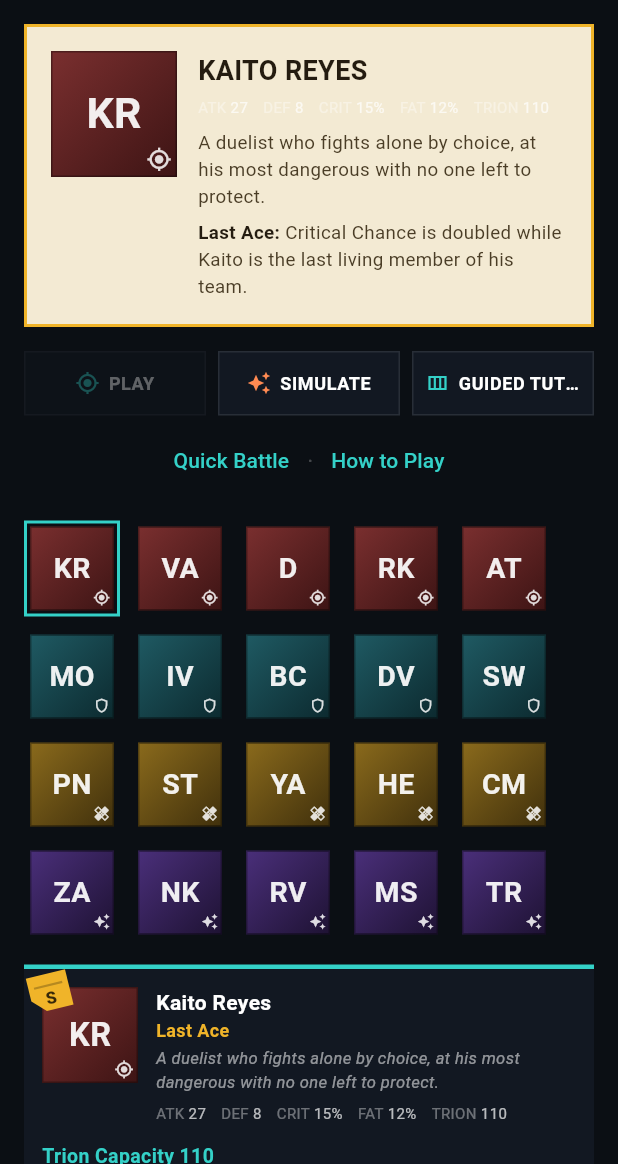
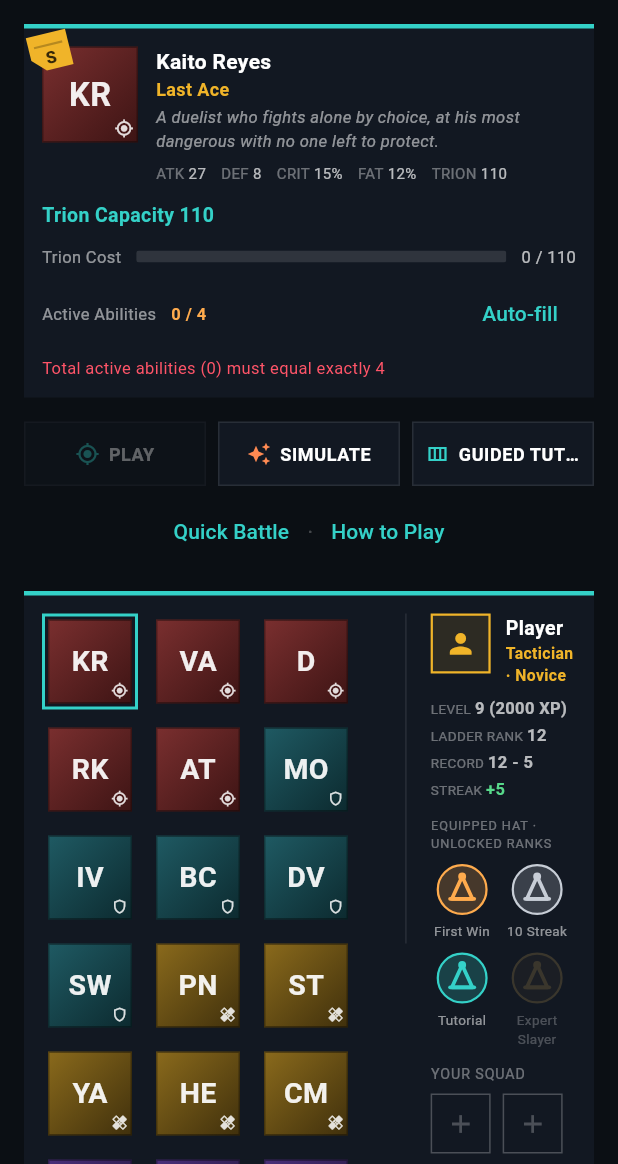
Before and after one commit to MaxxRexx/Isekai_Strategem, a Flutter app: the screen it shows after launch, after a tap on "KR", on a phone screen of 412 x 824 dp, the part 72-1236 px from its top. Run offline on Flutter 3.47's test engine with Material 3 defaults, Android fonts, the phone set to English and light mode, and no system bars.

Commit message:
Home screen: full-width layout, shared roster/player panel, tabbed triggers
Widened the Home screen (640px to 1280px max width) and removed the cream
featured-character card; the blue character-info panel (portrait, perk,
flavor, stats, Trion budget) now sits at the top in its place. The roster
grid and Player panel share one bordered container side by side (Player
panel compact and narrower on the right), matching the Naruto-Arena-style
reference instead of two stacked boxes.

The Loadout builder's three separate Active/Passive/Black Trigger grids
are now one panel with instant tab buttons (highlighting the active tab)
and a collapse/expand header button, so it can be tucked away once
trigger selection is done and reopened on demand. Trigger panels and the
squad add/remove button only render once a character is actually
selected - Home no longer defaults to previewing the first roster
character.

```diff
--- a/app/lib/src/home_screen.dart
+++ b/app/lib/src/home_screen.dart
@@ -3,7 +3,6 @@ import 'dart:math';
 import 'package:battle_engine/battle_engine.dart';
 import 'package:flutter/material.dart';
 
-import 'data/flavor_text.dart';
 import 'game/draft.dart';
 import 'game/loadout_selection.dart';
 import 'quick_battle/quick_battle_screen.dart';
@@ -13,7 +12,6 @@ import 'screens/simulate_screen.dart';
 import 'ui/palette.dart';
 import 'widgets/loadout_builder_panel.dart';
 import 'widgets/loadout_budget_panel.dart';
-import 'widgets/pickers.dart';
 import 'widgets/player_panel.dart';
 import 'widgets/portrait_tile.dart';
 
@@ -25,7 +23,7 @@ class HomeScreen extends StatefulWidget {
 }
 
 class _HomeScreenState extends State<HomeScreen> {
-  late String _selectedId = roster.all.first.id;
+  String? _selectedId;
   final List<String> _squadIds = [];
   final Map<String, LoadoutSelection> _selections = {};
 
@@ -55,16 +53,18 @@ class _HomeScreenState extends State<HomeScreen> {
   }
 
   void _autoFillSelected() {
+    final selectedId = _selectedId;
+    if (selectedId == null) return;
     final profile = AiProfile.all[Random().nextInt(AiProfile.all.length)];
     final loadout = loadoutBuilder.build(
-      roster[_selectedId],
+      roster[selectedId],
       activeTriggerPool: triggerCatalog.activeTriggers,
       passiveTriggerPool: triggerCatalog.passiveTriggers,
       blackTriggerPool: blackTriggerCatalog.all,
       profile: profile,
     );
     setState(() {
-      final selection = _selectionFor(_selectedId)
+      final selection = _selectionFor(selectedId)
         ..triggerIds.clear()
         ..blackTriggerId = loadout.blackTrigger?.id;
       selection.triggerIds.addAll(loadout.triggers.map((t) => t.id));
@@ -86,16 +86,17 @@ class _HomeScreenState extends State<HomeScreen> {
 
   @override
   Widget build(BuildContext context) {
-    final selected = roster[_selectedId];
-    final selection = _selectionFor(_selectedId);
-    final loadout = selection.toLoadout(_selectedId);
-    final validation = loadout.validateFor(selected);
+    final selectedId = _selectedId;
+    final selected = selectedId == null ? null : roster[selectedId];
+    final selection = selectedId == null ? null : _selectionFor(selectedId);
+    final loadout = selection?.toLoadout(selectedId!);
+    final validation = selected == null ? null : loadout!.validateFor(selected);
 
     return Scaffold(
       body: SafeArea(
         child: Center(
           child: ConstrainedBox(
-            constraints: const BoxConstraints(maxWidth: 640),
+            constraints: const BoxConstraints(maxWidth: 1280),
             child: ListView(
               padding: const EdgeInsets.all(16),
               children: [
@@ -108,7 +109,14 @@ class _HomeScreenState extends State<HomeScreen> {
                   ),
                 ),
                 const SizedBox(height: 16),
-                _FeaturedCharacterCard(character: selected),
+                selected == null
+                    ? const _EmptySelectionPanel()
+                    : LoadoutBudgetPanel(
+                        character: selected,
+                        loadout: loadout!,
+                        errors: validation!.errors,
+                        onAutoFill: _autoFillSelected,
+                      ),
                 const SizedBox(height: 16),
                 _ModeTabsRow(
                   onPlay: _squadReady ? _play : null,
@@ -143,33 +151,27 @@ class _HomeScreenState extends State<HomeScreen> {
                   ],
                 ),
                 const SizedBox(height: 16),
-                _RosterPreviewGrid(
-                  selectedId: _selectedId,
+                _RosterAndPlayerPanel(
+                  selectedId: selectedId,
                   squadIds: _squadIds,
                   onTap: _selectCharacter,
                 ),
+                if (selected != null) ...[
                   const SizedBox(height: 16),
-                LoadoutBudgetPanel(
+                  LoadoutBuilderPanel(
+                    key: ValueKey(selectedId),
                     character: selected,
-                  loadout: loadout,
-                  errors: validation.errors,
-                  onAutoFill: _autoFillSelected,
-                ),
-                const SizedBox(height: 12),
-                LoadoutBuilderPanel(
-                  character: selected,
-                  selection: selection,
+                    selection: selection!,
                     onSelectionChanged: () => setState(() {}),
                   ),
                   const SizedBox(height: 12),
                   _SquadMembershipButton(
-                  inSquad: _squadIds.contains(_selectedId),
+                    inSquad: _squadIds.contains(selectedId),
                     squadFull: _squadIds.length >= 3,
-                  loadoutValid: validation.isValid,
-                  onPressed: () => _toggleSquad(_selectedId),
+                    loadoutValid: validation!.isValid,
+                    onPressed: () => _toggleSquad(selectedId!),
                   ),
-                const SizedBox(height: 16),
-                PlayerPanel(squadIds: _squadIds),
+                ],
               ],
             ),
           ),
@@ -179,86 +181,22 @@ class _HomeScreenState extends State<HomeScreen> {
   }
 }
 
-/// The "spotlight" card for whichever character is currently selected in
-/// the roster grid below: portrait, name, perk, and battle stats. No
-/// Trigger/ability icons here - those live in the Loadout builder further
-/// down the page, since a character's stats are fixed while its Triggers
-/// are the player's choice.
-class _FeaturedCharacterCard extends StatelessWidget {
-  final Character character;
-  const _FeaturedCharacterCard({required this.character});
+/// Shown at the top in place of a character's info until one is picked
+/// from the roster grid below.
+class _EmptySelectionPanel extends StatelessWidget {
+  const _EmptySelectionPanel();
 
   @override
   Widget build(BuildContext context) {
     return Container(
       width: double.infinity,
       padding: const EdgeInsets.all(16),
-      decoration: BoxDecoration(
-        color: const Color(0xFFF3EAD3),
-        border: Border.all(color: Palette.gold, width: 2),
+      decoration: const BoxDecoration(
+        border: Border(top: BorderSide(color: Colors.white12, width: 3)),
       ),
-      child: Row(
-        crossAxisAlignment: CrossAxisAlignment.start,
-        children: [
-          PortraitTile(
-            characterId: character.id,
-            name: character.name,
-            type: character.type,
-            size: 84,
-            showRank: false,
-          ),
-          const SizedBox(width: 14),
-          Expanded(
-            child: Column(
-              crossAxisAlignment: CrossAxisAlignment.start,
-              children: [
-                Text(
-                  character.name.toUpperCase(),
-                  style: const TextStyle(
-                    color: Color(0xFF241C10),
-                    fontWeight: FontWeight.bold,
-                    fontSize: 18,
-                  ),
-                ),
-                const SizedBox(height: 4),
-                CharacterStatRow(stats: character.baseStats),
-                const SizedBox(height: 8),
-                if (characterFlavor[character.id] != null)
-                  Text(
-                    characterFlavor[character.id]!,
-                    style: const TextStyle(
-                      color: Color(0xFF4A3D26),
-                      fontSize: 12.5,
-                    ),
-                  ),
-                if (character.perk != null) ...[
-                  const SizedBox(height: 6),
-                  Text.rich(
-                    TextSpan(
-                      children: [
-                        TextSpan(
-                          text: '${character.perk!.name}: ',
-                          style: const TextStyle(
-                            color: Color(0xFF241C10),
-                            fontWeight: FontWeight.bold,
-                            fontSize: 12.5,
-                          ),
-                        ),
-                        TextSpan(
-                          text: character.perk!.description,
-                          style: const TextStyle(
-                            color: Color(0xFF4A3D26),
-                            fontSize: 12.5,
-                          ),
-                        ),
-                      ],
-                    ),
-                  ),
-                ],
-              ],
-            ),
-          ),
-        ],
+      child: const Text(
+        'Tap a character below to view their stats and build a Loadout.',
+        style: TextStyle(color: Colors.white38, fontSize: 12),
       ),
     );
   }
@@ -355,13 +293,64 @@ class _ModeTab extends StatelessWidget {
   }
 }
 
+/// The character-select roster grid and the Player panel sharing a single
+/// bordered panel side by side (roster wide on the left, Player compact on
+/// the right), matching the Naruto-Arena-style reference instead of two
+/// separately-boxed sections stacked on top of each other.
+class _RosterAndPlayerPanel extends StatelessWidget {
+  final String? selectedId;
+  final List<String> squadIds;
+  final ValueChanged<String> onTap;
+
+  const _RosterAndPlayerPanel({
+    required this.selectedId,
+    required this.squadIds,
+    required this.onTap,
+  });
+
+  @override
+  Widget build(BuildContext context) {
+    return Container(
+      padding: const EdgeInsets.all(12),
+      decoration: BoxDecoration(
+        color: Theme.of(context).cardColor,
+        border: const Border(top: BorderSide(color: Palette.teamA, width: 3)),
+      ),
+      child: Row(
+        crossAxisAlignment: CrossAxisAlignment.start,
+        children: [
+          Expanded(
+            flex: 7,
+            child: _RosterPreviewGrid(
+              selectedId: selectedId,
+              squadIds: squadIds,
+              onTap: onTap,
+            ),
+          ),
+          const SizedBox(width: 16),
+          Container(width: 1, height: 220, color: Palette.hairline),
+          const SizedBox(width: 16),
+          Expanded(
+            flex: 3,
+            child: PlayerPanel(
+              squadIds: squadIds,
+              bordered: false,
+              compact: true,
+            ),
+          ),
+        ],
+      ),
+    );
+  }
+}
+
 /// A browsable preview of the full roster: tap a tile to select it, showing
 /// its stats above and its Loadout builder below. Squad membership is a
 /// separate choice made via [_SquadMembershipButton], since previewing (or
 /// still tweaking a squad member's Triggers) shouldn't itself change the
 /// squad.
 class _RosterPreviewGrid extends StatelessWidget {
-  final String selectedId;
+  final String? selectedId;
   final List<String> squadIds;
   final ValueChanged<String> onTap;
 
--- a/app/lib/src/widgets/loadout_builder_panel.dart
+++ b/app/lib/src/widgets/loadout_builder_panel.dart
@@ -9,12 +9,16 @@ import 'ability_slot.dart';
 import 'tag_chip.dart';
 import 'trigger_icons.dart';
 
-/// The approved Loadout-builder UI: a shared info panel above portrait-tile
-/// grids for Active Triggers, Passive Triggers, and the Black Trigger.
-/// Tapping any tile previews it in the info panel, which carries the
-/// Equip/Unequip (or Select/Remove) action that actually mutates
-/// [selection]. Shared by the Guided Tutorial's Loadout step and the Home
-/// screen's inline per-character squad builder.
+enum _TriggerTab { active, passive, black }
+
+/// The approved Loadout-builder UI: a shared info panel above a single
+/// tabbed panel (Active / Passive / Black Trigger, switched instantly, no
+/// separate boxes) of portrait-tile grids. Tapping any tile previews it in
+/// the info panel, which carries the Equip/Unequip (or Select/Remove)
+/// action that actually mutates [selection]. The tabbed panel can be
+/// collapsed once trigger selection is done and reopened from its header.
+/// Shared by the Guided Tutorial's Loadout step and the Home screen's
+/// inline per-character squad builder.
 class LoadoutBuilderPanel extends StatefulWidget {
   final Character character;
   final LoadoutSelection selection;
@@ -47,6 +51,9 @@ class _LoadoutBuilderPanelState extends State<LoadoutBuilderPanel> {
   // actual equip/unequip mutates widget.selection instead.
   String? _previewTriggerId;
 
+  _TriggerTab _tab = _TriggerTab.active;
+  bool _collapsed = false;
+
   void _mutate(VoidCallback fn) {
     setState(fn);
     widget.onSelectionChanged();
@@ -59,18 +66,92 @@ class _LoadoutBuilderPanelState extends State<LoadoutBuilderPanel> {
       children: [
         _triggerInfoPanel(),
         const SizedBox(height: 12),
-        _triggerPortraitGrid(
-          heading: 'Active Triggers',
-          triggers: triggerCatalog.activeTriggers.toList(),
+        _tabbedGridPanel(),
+      ],
+    );
+  }
+
+  Widget _tabbedGridPanel() {
+    return Container(
+      width: double.infinity,
+      padding: const EdgeInsets.all(12),
+      decoration: BoxDecoration(
+        color: Theme.of(context).cardColor,
+        border: const Border(top: BorderSide(color: Colors.white12, width: 3)),
       ),
-        const SizedBox(height: 12),
-        _triggerPortraitGrid(
-          heading: 'Passive Triggers',
-          triggers: triggerCatalog.passiveTriggers.toList(),
+      child: Column(
+        crossAxisAlignment: CrossAxisAlignment.start,
+        children: [
+          Row(
+            children: [
+              Expanded(
+                child: Wrap(
+                  spacing: 6,
+                  children: [
+                    _tabButton('Active', _TriggerTab.active),
+                    _tabButton('Passive', _TriggerTab.passive),
+                    _tabButton('Black Trigger', _TriggerTab.black),
+                  ],
                 ),
-        const SizedBox(height: 12),
-        _blackTriggerPortraitGrid(),
+              ),
+              InkWell(
+                onTap: () => setState(() => _collapsed = !_collapsed),
+                child: Padding(
+                  padding: const EdgeInsets.all(4),
+                  child: Icon(
+                    _collapsed ? Icons.expand_more : Icons.expand_less,
+                    size: 18,
+                    color: Colors.white54,
+                  ),
+                ),
+              ),
             ],
+          ),
+          if (!_collapsed) ...[
+            const SizedBox(height: 10),
+            switch (_tab) {
+              _TriggerTab.active => _triggerGrid(
+                triggerCatalog.activeTriggers.toList(),
+              ),
+              _TriggerTab.passive => _triggerGrid(
+                triggerCatalog.passiveTriggers.toList(),
+              ),
+              _TriggerTab.black => _blackTriggerGrid(),
+            },
+          ],
+        ],
+      ),
+    );
+  }
+
+  Widget _tabButton(String label, _TriggerTab tab) {
+    final active = _tab == tab;
+    return InkWell(
+      onTap: () => setState(() {
+        _tab = tab;
+        _collapsed = false;
+      }),
+      child: Container(
+        padding: const EdgeInsets.symmetric(horizontal: 10, vertical: 6),
+        decoration: BoxDecoration(
+          color: active ? Palette.accent.withValues(alpha: 0.12) : null,
+          border: Border(
+            bottom: BorderSide(
+              color: active ? Palette.accent : Colors.transparent,
+              width: 2,
+            ),
+          ),
+        ),
+        child: Text(
+          label.toUpperCase(),
+          style: TextStyle(
+            color: active ? Palette.accent : Colors.white54,
+            fontWeight: active ? FontWeight.bold : FontWeight.normal,
+            fontSize: 11,
+            letterSpacing: 0.6,
+          ),
+        ),
+      ),
     );
   }
 
@@ -209,23 +290,9 @@ class _LoadoutBuilderPanelState extends State<LoadoutBuilderPanel> {
     );
   }
 
-  Widget _triggerPortraitGrid({
-    required String heading,
-    required List<Trigger> triggers,
-  }) {
+  Widget _triggerGrid(List<Trigger> triggers) {
     final selection = widget.selection;
-    return _panel(
-      children: [
-        Text(
-          heading.toUpperCase(),
-          style: const TextStyle(
-            color: Colors.white54,
-            fontSize: 11,
-            letterSpacing: 1,
-          ),
-        ),
-        const SizedBox(height: 8),
-        Wrap(
+    return Wrap(
       spacing: 8,
       runSpacing: 8,
       children: [
@@ -244,23 +311,22 @@ class _LoadoutBuilderPanelState extends State<LoadoutBuilderPanel> {
             size: 44,
           ),
       ],
-        ),
-      ],
     );
   }
 
-  Widget _blackTriggerPortraitGrid() {
+  Widget _blackTriggerGrid() {
     final selection = widget.selection;
     final allowedId = widget.allowedBlackId;
     final tutorialLocked = widget.tutorialLocked;
-    return _panel(
+    return Column(
+      crossAxisAlignment: CrossAxisAlignment.start,
       children: [
         const Text(
-          'BLACK TRIGGER (OPTIONAL, MAX 1)',
+          'OPTIONAL, MAX 1',
           style: TextStyle(
-            color: Colors.white54,
-            fontSize: 11,
-            letterSpacing: 1,
+            color: Colors.white38,
+            fontSize: 10,
+            letterSpacing: 0.6,
           ),
         ),
         const SizedBox(height: 8),
@@ -324,19 +390,4 @@ class _LoadoutBuilderPanelState extends State<LoadoutBuilderPanel> {
       ),
     );
   }
-
-  Widget _panel({required List<Widget> children}) {
-    return Container(
-      width: double.infinity,
-      padding: const EdgeInsets.all(12),
-      decoration: BoxDecoration(
-        color: Theme.of(context).cardColor,
-        border: const Border(top: BorderSide(color: Colors.white12, width: 3)),
-      ),
-      child: Column(
-        crossAxisAlignment: CrossAxisAlignment.start,
-        children: children,
-      ),
-    );
 }
-}
--- a/app/lib/src/widgets/player_panel.dart
+++ b/app/lib/src/widgets/player_panel.dart
@@ -35,13 +35,29 @@ const _playerStreak = 5;
 
 /// The player's account summary: portrait, title/skill-tier line, level,
 /// ladder rank, win-loss record, streak, equipped hat/unlocked ranks, and
-/// the current squad's 3 portraits. Shown on the Home screen. Every value
-/// here is a placeholder until the real progression system is designed -
-/// see [_placeholderRanks] and the player-profile constants above.
+/// the current squad's 3 portraits. Shown on the Home screen, sharing a
+/// panel with the roster grid ([bordered] false, [compact] true there) or
+/// standalone. Every value here is a placeholder until the real
+/// progression system is designed - see [_placeholderRanks] and the
+/// player-profile constants above.
 class PlayerPanel extends StatelessWidget {
   final List<String> squadIds;
 
-  const PlayerPanel({super.key, this.squadIds = const []});
+  /// Whether this draws its own bordered/background container. Set false
+  /// when embedded inside another panel that already provides one (e.g.
+  /// sharing the roster grid's border), to avoid a double border.
+  final bool bordered;
+
+  /// Shrinks the portrait/hat/squad tile sizes for a narrow side-by-side
+  /// layout instead of a full-width standalone section.
+  final bool compact;
+
+  const PlayerPanel({
+    super.key,
+    this.squadIds = const [],
+    this.bordered = true,
+    this.compact = false,
+  });
 
   @override
   Widget build(BuildContext context) {
@@ -49,52 +65,46 @@ class PlayerPanel extends StatelessWidget {
         ? '+$_playerStreak'
         : '$_playerStreak';
     final streakColor = _playerStreak >= 0 ? Palette.good : Palette.danger;
+    final portraitSize = compact ? 40.0 : 56.0;
+    final hatSize = compact ? 34.0 : 44.0;
+    final squadSize = compact ? 40.0 : 56.0;
 
-    return Container(
-      width: double.infinity,
-      padding: const EdgeInsets.all(12),
-      decoration: BoxDecoration(
-        color: Palette.panel,
-        border: Border.all(color: Palette.hairline),
-      ),
-      child: Column(
+    final content = Column(
       crossAxisAlignment: CrossAxisAlignment.start,
       children: [
         Row(
           crossAxisAlignment: CrossAxisAlignment.start,
           children: [
-              const _PlayerPortrait(),
-              const SizedBox(width: 12),
+            _PlayerPortrait(size: portraitSize),
+            const SizedBox(width: 10),
             Expanded(
               child: Column(
                 crossAxisAlignment: CrossAxisAlignment.start,
                 children: [
-                    Row(
-                      crossAxisAlignment: CrossAxisAlignment.baseline,
-                      textBaseline: TextBaseline.alphabetic,
-                      children: [
-                        const Text(
+                  Text(
                     'Player',
                     style: TextStyle(
                       color: Colors.white,
                       fontWeight: FontWeight.bold,
-                            fontSize: 15,
+                      fontSize: compact ? 13 : 15,
                     ),
                   ),
-                        const SizedBox(width: 8),
-                        const Text(
+                  Text(
                     'Tactician · Novice',
                     style: TextStyle(
                       color: Palette.gold,
-                            fontSize: 12,
+                      fontSize: compact ? 10.5 : 12,
                       fontWeight: FontWeight.w600,
+                    ),
+                  ),
+                ],
               ),
             ),
           ],
         ),
         const SizedBox(height: 6),
         Wrap(
-                      spacing: 12,
+          spacing: 10,
           runSpacing: 2,
           children: [
             _statText('LEVEL', '$_playerLevel ($_playerXp XP)'),
@@ -103,53 +113,50 @@ class PlayerPanel extends StatelessWidget {
             _statText('STREAK', streakLabel, color: streakColor),
           ],
         ),
-                  ],
-                ),
-              ),
-            ],
-          ),
-          const SizedBox(height: 10),
-          const Text(
+        SizedBox(height: compact ? 10 : 12),
+        Text(
           'EQUIPPED HAT · UNLOCKED RANKS',
           style: TextStyle(
             color: Colors.white38,
-              fontSize: 9.5,
+            fontSize: compact ? 8.5 : 9.5,
             letterSpacing: 0.6,
           ),
         ),
         const SizedBox(height: 8),
-          Row(
+        Wrap(
+          spacing: 8,
+          runSpacing: 8,
           children: [
-              for (final rank in _placeholderRanks) ...[
-                Expanded(child: _HatBadge(data: rank)),
-              ],
+            for (final rank in _placeholderRanks)
+              _HatBadge(data: rank, size: hatSize),
           ],
         ),
-          const SizedBox(height: 12),
-          const Text(
+        SizedBox(height: compact ? 10 : 12),
+        Text(
           'YOUR SQUAD',
           style: TextStyle(
             color: Colors.white38,
-              fontSize: 10.5,
+            fontSize: compact ? 9.5 : 10.5,
             letterSpacing: 0.6,
           ),
         ),
         const SizedBox(height: 6),
-          Row(
+        Wrap(
+          spacing: 8,
+          runSpacing: 8,
           children: [
-              for (var i = 0; i < 3; i++) ...[
-                if (i > 0) const SizedBox(width: 8),
+            for (var i = 0; i < 3; i++)
               i < squadIds.length
                   ? PortraitTile(
                       characterId: squadIds[i],
                       name: roster[squadIds[i]].name,
                       type: roster[squadIds[i]].type,
-                        size: 56,
+                      size: squadSize,
                       showRank: false,
                     )
                   : Container(
-                        width: 56,
-                        height: 56,
+                      width: squadSize,
+                      height: squadSize,
                       alignment: Alignment.center,
                       decoration: BoxDecoration(
                         border: Border.all(color: Colors.white24),
@@ -161,10 +168,19 @@ class PlayerPanel extends StatelessWidget {
                       ),
                     ),
           ],
-            ],
         ),
       ],
+    );
+
+    if (!bordered) return content;
+    return Container(
+      width: double.infinity,
+      padding: const EdgeInsets.all(12),
+      decoration: BoxDecoration(
+        color: Palette.panel,
+        border: Border.all(color: Palette.hairline),
       ),
+      child: content,
     );
   }
 
@@ -194,36 +210,40 @@ class PlayerPanel extends StatelessWidget {
 /// no real player-avatar system yet, so this just borrows the app's tile
 /// styling with a plain icon instead of a character's initials.
 class _PlayerPortrait extends StatelessWidget {
-  const _PlayerPortrait();
+  final double size;
+  const _PlayerPortrait({this.size = 56});
 
   @override
   Widget build(BuildContext context) {
     return Container(
-      width: 56,
-      height: 56,
+      width: size,
+      height: size,
       alignment: Alignment.center,
       decoration: BoxDecoration(
         color: Palette.gold.withValues(alpha: 0.12),
         border: Border.all(color: Palette.gold, width: 1.5),
       ),
-      child: const Icon(Icons.person, color: Palette.gold, size: 30),
+      child: Icon(Icons.person, color: Palette.gold, size: size * 0.54),
     );
   }
 }
 
 class _HatBadge extends StatelessWidget {
   final _RankBadgeData data;
-  const _HatBadge({required this.data});
+  final double size;
+  const _HatBadge({required this.data, this.size = 44});
 
   @override
   Widget build(BuildContext context) {
     return Opacity(
       opacity: data.unlocked ? 1 : 0.45,
+      child: SizedBox(
+        width: size + 8,
         child: Column(
           children: [
             Container(
-            width: 44,
-            height: 44,
+              width: size,
+              height: size,
               decoration: BoxDecoration(
                 shape: BoxShape.circle,
                 color: data.color.withValues(alpha: 0.22),
@@ -240,6 +260,7 @@ class _HatBadge extends StatelessWidget {
               style: const TextStyle(color: Colors.white54, fontSize: 9),
             ),
           ],
+        ),
       ),
     );
   }
```
Lines whose indentation alone changed are shown as unchanged.
